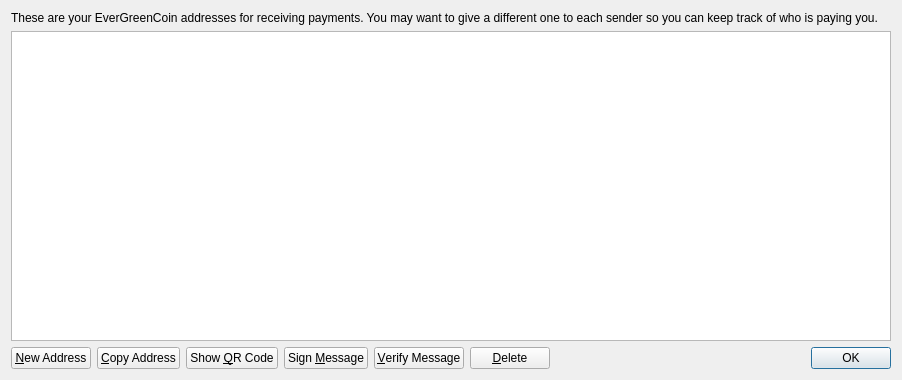
Above: src/qt/forms/addressbookpage.ui from EverGreenCoinDev/EverGreenCoin before the change. Below: the same form after it.
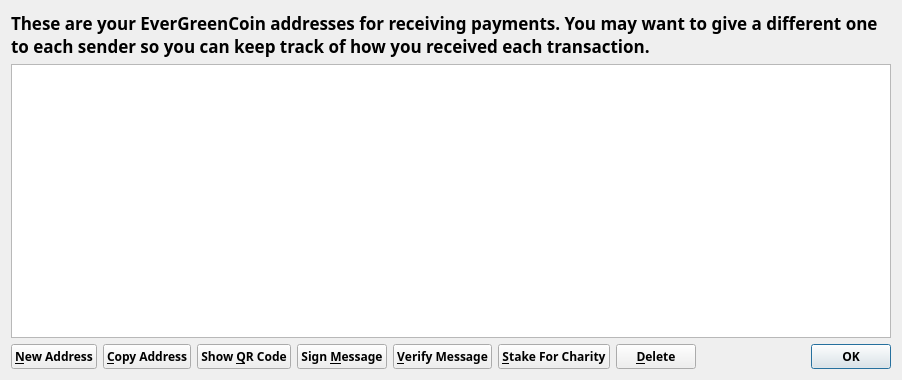
That is the form after the change. Icons and pictures are not drawn.

Commit message: Typola dev commit

Diff of the .ui file:
```diff
--- a/src/qt/forms/addressbookpage.ui
+++ b/src/qt/forms/addressbookpage.ui
@@ -16,8 +16,17 @@
   <layout class="QVBoxLayout" name="verticalLayout">
    <item>
     <widget class="QLabel" name="labelExplanation">
+     <property name="font">
+      <font>
+       <family>Typola</family>
+       <pointsize>13</pointsize>
+       <weight>75</weight>
+       <bold>true</bold>
+       <stylestrategy>PreferAntialias</stylestrategy>
+      </font>
+     </property>
      <property name="text">
-      <string>These are your EverGreenCoin addresses for receiving payments. You may want to give a different one to each sender so you can keep track of who is paying you.</string>
+      <string>These are your EverGreenCoin addresses for receiving payments. You may want to give a different one to each sender so you can keep track of how you received each transaction.                            </string>
      </property>
      <property name="textFormat">
       <enum>Qt::PlainText</enum>
@@ -59,6 +68,14 @@
     <layout class="QHBoxLayout" name="horizontalLayout">
      <item>
       <widget class="QPushButton" name="newAddressButton">
+       <property name="font">
+        <font>
+         <family>Typola</family>
+         <weight>75</weight>
+         <bold>true</bold>
+         <stylestrategy>PreferAntialias</stylestrategy>
+        </font>
+       </property>
        <property name="toolTip">
         <string>Create a new address</string>
        </property>
@@ -73,6 +90,14 @@
      </item>
      <item>
       <widget class="QPushButton" name="copyToClipboard">
+       <property name="font">
+        <font>
+         <family>Typola</family>
+         <weight>75</weight>
+         <bold>true</bold>
+         <stylestrategy>PreferAntialias</stylestrategy>
+        </font>
+       </property>
        <property name="toolTip">
         <string>Copy the currently selected address to the system clipboard</string>
        </property>
@@ -87,6 +112,14 @@
      </item>
      <item>
       <widget class="QPushButton" name="showQRCode">
+       <property name="font">
+        <font>
+         <family>Typola</family>
+         <weight>75</weight>
+         <bold>true</bold>
+         <stylestrategy>PreferAntialias</stylestrategy>
+        </font>
+       </property>
        <property name="text">
         <string>Show &amp;QR Code</string>
        </property>
@@ -98,6 +131,14 @@
      </item>
      <item>
       <widget class="QPushButton" name="signMessage">
+       <property name="font">
+        <font>
+         <family>Typola</family>
+         <weight>75</weight>
+         <bold>true</bold>
+         <stylestrategy>PreferAntialias</stylestrategy>
+        </font>
+       </property>
        <property name="toolTip">
         <string>Sign a message to prove you own an EverGreenCoin address</string>
        </property>
@@ -112,6 +153,14 @@
      </item>
      <item>
       <widget class="QPushButton" name="verifyMessage">
+       <property name="font">
+        <font>
+         <family>Typola</family>
+         <weight>75</weight>
+         <bold>true</bold>
+         <stylestrategy>PreferAntialias</stylestrategy>
+        </font>
+       </property>
        <property name="toolTip">
         <string>Verify a message to ensure it was signed with a specified EverGreenCoin address</string>
        </property>
@@ -124,8 +173,34 @@
        </property>
       </widget>
      </item>
+     <item>
+      <widget class="QPushButton" name="stakeForCharityPushButton">
+       <property name="font">
+        <font>
+         <family>Typola</family>
+         <weight>75</weight>
+         <bold>true</bold>
+         <stylestrategy>PreferAntialias</stylestrategy>
+        </font>
+       </property>
+       <property name="toolTip">
+        <string>Stake for charity</string>
+       </property>
+       <property name="text">
+        <string>&amp;Stake For Charity</string>
+       </property>
+      </widget>
+     </item>
      <item>
       <widget class="QPushButton" name="deleteButton">
+       <property name="font">
+        <font>
+         <family>Typola</family>
+         <weight>75</weight>
+         <bold>true</bold>
+         <stylestrategy>PreferAntialias</stylestrategy>
+        </font>
+       </property>
        <property name="toolTip">
         <string>Delete the currently selected address from the list</string>
        </property>
@@ -159,6 +234,13 @@
          <verstretch>0</verstretch>
         </sizepolicy>
        </property>
+       <property name="font">
+        <font>
+         <family>Typola</family>
+         <weight>75</weight>
+         <bold>true</bold>
+        </font>
+       </property>
        <property name="standardButtons">
         <set>QDialogButtonBox::Ok</set>
        </property>
```
The commit also changes 74 other files.
